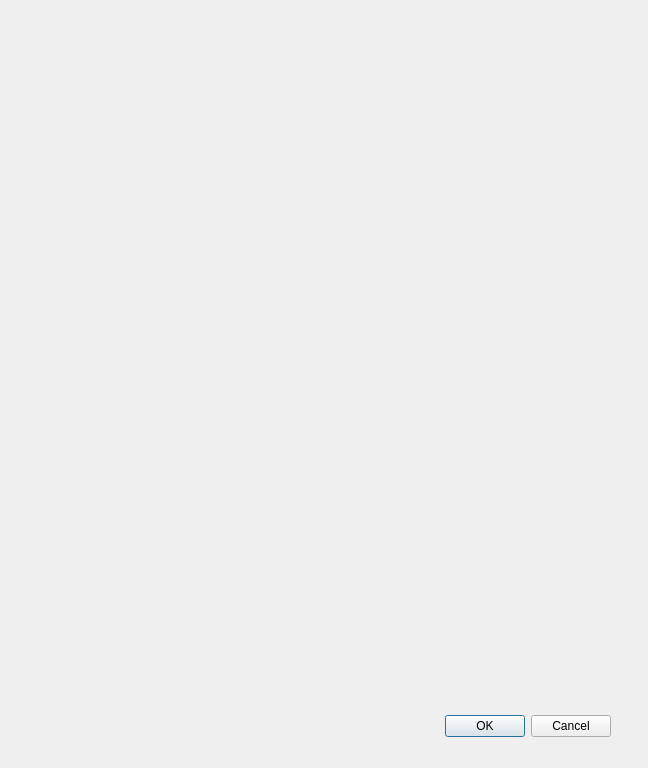
Above: settingdialog.ui from cyk-git/pomodoro before the change. Below: the same form after it.
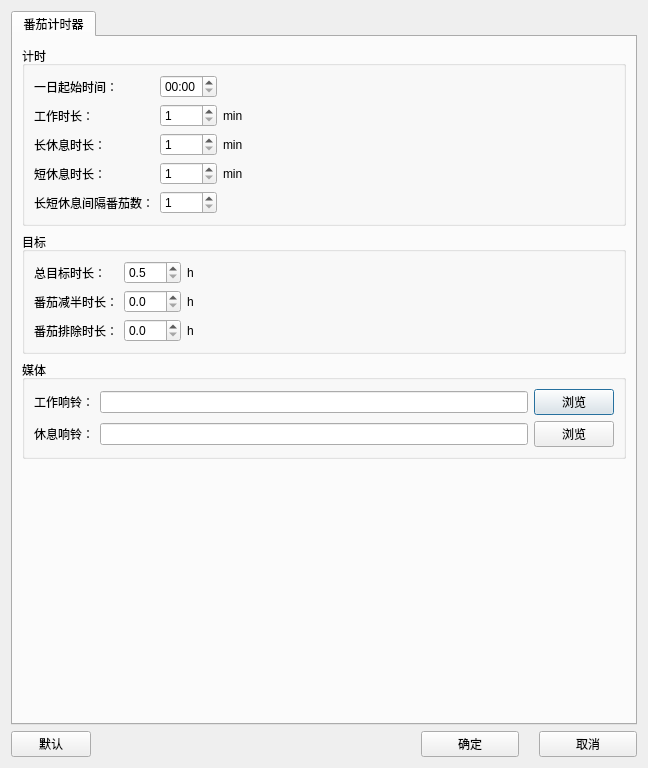
That is the form after the change.

Commit message: 2020.8.21 番茄设置窗口构建完成

```diff
--- a/settingdialog.ui
+++ b/settingdialog.ui
@@ -13,22 +13,491 @@
   <property name="windowTitle">
    <string>Dialog</string>
   </property>
-  <widget class="QDialogButtonBox" name="buttonBox">
-   <property name="geometry">
-    <rect>
-     <x>270</x>
-     <y>710</y>
-     <width>341</width>
-     <height>32</height>
-    </rect>
-   </property>
-   <property name="orientation">
-    <enum>Qt::Horizontal</enum>
-   </property>
-   <property name="standardButtons">
-    <set>QDialogButtonBox::Cancel|QDialogButtonBox::Ok</set>
-   </property>
-  </widget>
+  <property name="styleSheet">
+   <string notr="true"/>
+  </property>
+  <layout class="QVBoxLayout" name="verticalLayout">
+   <item>
+    <widget class="QTabWidget" name="tabWidget">
+     <property name="styleSheet">
+      <string notr="true"/>
+     </property>
+     <property name="currentIndex">
+      <number>0</number>
+     </property>
+     <widget class="QWidget" name="tab">
+      <attribute name="title">
+       <string>番茄计时器</string>
+      </attribute>
+      <layout class="QVBoxLayout" name="verticalLayout_2">
+       <item>
+        <widget class="QGroupBox" name="groupBox">
+         <property name="title">
+          <string>计时</string>
+         </property>
+         <layout class="QHBoxLayout" name="horizontalLayout_3">
+          <item>
+           <layout class="QGridLayout" name="gridLayout">
+            <item row="0" column="0">
+             <widget class="QLabel" name="label_start_time">
+              <property name="text">
+               <string>一日起始时间：</string>
+              </property>
+             </widget>
+            </item>
+            <item row="0" column="1">
+             <widget class="QTimeEdit" name="timeEdit_start_time">
+              <property name="focusPolicy">
+               <enum>Qt::TabFocus</enum>
+              </property>
+              <property name="displayFormat">
+               <string>HH:mm</string>
+              </property>
+             </widget>
+            </item>
+            <item row="1" column="0">
+             <widget class="QLabel" name="label_work_time">
+              <property name="text">
+               <string>工作时长：</string>
+              </property>
+             </widget>
+            </item>
+            <item row="1" column="1">
+             <widget class="QSpinBox" name="spinBox_work_time">
+              <property name="focusPolicy">
+               <enum>Qt::TabFocus</enum>
+              </property>
+              <property name="buttonSymbols">
+               <enum>QAbstractSpinBox::UpDownArrows</enum>
+              </property>
+              <property name="accelerated">
+               <bool>false</bool>
+              </property>
+              <property name="minimum">
+               <number>1</number>
+              </property>
+              <property name="maximum">
+               <number>300</number>
+              </property>
+              <property name="singleStep">
+               <number>1</number>
+              </property>
+             </widget>
+            </item>
+            <item row="1" column="2">
+             <widget class="QLabel" name="label_min1">
+              <property name="text">
+               <string>min</string>
+              </property>
+             </widget>
+            </item>
+            <item row="2" column="0">
+             <widget class="QLabel" name="label_long_rest_time">
+              <property name="text">
+               <string>长休息时长：</string>
+              </property>
+             </widget>
+            </item>
+            <item row="2" column="1">
+             <widget class="QSpinBox" name="spinBox_long_rest_time">
+              <property name="focusPolicy">
+               <enum>Qt::TabFocus</enum>
+              </property>
+              <property name="minimum">
+               <number>1</number>
+              </property>
+              <property name="maximum">
+               <number>180</number>
+              </property>
+             </widget>
+            </item>
+            <item row="2" column="2">
+             <widget class="QLabel" name="label_min2">
+              <property name="text">
+               <string>min</string>
+              </property>
+             </widget>
+            </item>
+            <item row="3" column="0">
+             <widget class="QLabel" name="label_short_rest_time">
+              <property name="text">
+               <string>短休息时长：</string>
+              </property>
+             </widget>
+            </item>
+            <item row="3" column="1">
+             <widget class="QSpinBox" name="spinBox_short_rest_time">
+              <property name="focusPolicy">
+               <enum>Qt::TabFocus</enum>
+              </property>
+              <property name="minimum">
+               <number>1</number>
+              </property>
+              <property name="maximum">
+               <number>60</number>
+              </property>
+             </widget>
+            </item>
+            <item row="3" column="2">
+             <widget class="QLabel" name="label_min3">
+              <property name="text">
+               <string>min</string>
+              </property>
+             </widget>
+            </item>
+            <item row="4" column="0">
+             <widget class="QLabel" name="label_long_rest_trigger">
+              <property name="text">
+               <string>长短休息间隔番茄数：</string>
+              </property>
+             </widget>
+            </item>
+            <item row="4" column="1">
+             <widget class="QSpinBox" name="spinBox_long_rest_trigger">
+              <property name="focusPolicy">
+               <enum>Qt::TabFocus</enum>
+              </property>
+              <property name="minimum">
+               <number>1</number>
+              </property>
+              <property name="maximum">
+               <number>60</number>
+              </property>
+             </widget>
+            </item>
+           </layout>
+          </item>
+          <item>
+           <spacer name="horizontalSpacer_2">
+            <property name="orientation">
+             <enum>Qt::Horizontal</enum>
+            </property>
+            <property name="sizeHint" stdset="0">
+             <size>
+              <width>40</width>
+              <height>20</height>
+             </size>
+            </property>
+           </spacer>
+          </item>
+         </layout>
+        </widget>
+       </item>
+       <item>
+        <widget class="QGroupBox" name="groupBox_2">
+         <property name="title">
+          <string>目标</string>
+         </property>
+         <layout class="QHBoxLayout" name="horizontalLayout_4">
+          <item>
+           <layout class="QGridLayout" name="gridLayout_2">
+            <item row="0" column="0">
+             <widget class="QLabel" name="label_g_total">
+              <property name="text">
+               <string>总目标时长：</string>
+              </property>
+             </widget>
+            </item>
+            <item row="0" column="1">
+             <widget class="QDoubleSpinBox" name="spinBox_g_total">
+              <property name="focusPolicy">
+               <enum>Qt::TabFocus</enum>
+              </property>
+              <property name="decimals">
+               <number>1</number>
+              </property>
+              <property name="minimum">
+               <double>0.500000000000000</double>
+              </property>
+              <property name="singleStep">
+               <double>0.500000000000000</double>
+              </property>
+             </widget>
+            </item>
+            <item row="0" column="2">
+             <widget class="QLabel" name="label_h1">
+              <property name="text">
+               <string>h</string>
+              </property>
+             </widget>
+            </item>
+            <item row="1" column="0">
+             <widget class="QLabel" name="label_g_half">
+              <property name="text">
+               <string>番茄减半时长：</string>
+              </property>
+             </widget>
+            </item>
+            <item row="1" column="1">
+             <widget class="QDoubleSpinBox" name="spinBox_g_half">
+              <property name="focusPolicy">
+               <enum>Qt::TabFocus</enum>
+              </property>
+              <property name="decimals">
+               <number>1</number>
+              </property>
+              <property name="minimum">
+               <double>0.000000000000000</double>
+              </property>
+              <property name="singleStep">
+               <double>0.500000000000000</double>
+              </property>
+              <property name="value">
+               <double>0.000000000000000</double>
+              </property>
+             </widget>
+            </item>
+            <item row="1" column="2">
+             <widget class="QLabel" name="label_h2">
+              <property name="text">
+               <string>h</string>
+              </property>
+             </widget>
+            </item>
+            <item row="2" column="0">
+             <widget class="QLabel" name="label_g_zero">
+              <property name="toolTip">
+               <string/>
+              </property>
+              <property name="whatsThis">
+               <string>消耗番茄获得当日工作时长目标减免</string>
+              </property>
+              <property name="text">
+               <string>番茄排除时长：</string>
+              </property>
+             </widget>
+            </item>
+            <item row="2" column="1">
+             <widget class="QDoubleSpinBox" name="spinBox_g_zero">
+              <property name="focusPolicy">
+               <enum>Qt::TabFocus</enum>
+              </property>
+              <property name="decimals">
+               <number>1</number>
+              </property>
+              <property name="minimum">
+               <double>0.000000000000000</double>
+              </property>
+              <property name="singleStep">
+               <double>0.500000000000000</double>
+              </property>
+              <property name="value">
+               <double>0.000000000000000</double>
+              </property>
+             </widget>
+            </item>
+            <item row="2" column="2">
+             <widget class="QLabel" name="label_h3">
+              <property name="text">
+               <string>h</string>
+              </property>
+             </widget>
+            </item>
+           </layout>
+          </item>
+          <item>
+           <spacer name="horizontalSpacer_3">
+            <property name="orientation">
+             <enum>Qt::Horizontal</enum>
+            </property>
+            <property name="sizeHint" stdset="0">
+             <size>
+              <width>40</width>
+              <height>20</height>
+             </size>
+            </property>
+           </spacer>
+          </item>
+         </layout>
+        </widget>
+       </item>
+       <item>
+        <widget class="QGroupBox" name="groupBox_3">
+         <property name="title">
+          <string>媒体</string>
+         </property>
+         <layout class="QHBoxLayout" name="horizontalLayout_5">
+          <item>
+           <layout class="QGridLayout" name="gridLayout_3">
+            <item row="0" column="0">
+             <widget class="QLabel" name="label_media_t">
+              <property name="text">
+               <string>工作响铃：</string>
+              </property>
+             </widget>
+            </item>
+            <item row="0" column="1">
+             <widget class="QLineEdit" name="lineEdit_media_t">
+              <property name="dragEnabled">
+               <bool>false</bool>
+              </property>
+              <property name="readOnly">
+               <bool>true</bool>
+              </property>
+              <property name="clearButtonEnabled">
+               <bool>false</bool>
+              </property>
+             </widget>
+            </item>
+            <item row="0" column="2">
+             <widget class="QPushButton" name="btn_media_t">
+              <property name="text">
+               <string>浏览</string>
+              </property>
+              <property name="checkable">
+               <bool>true</bool>
+              </property>
+             </widget>
+            </item>
+            <item row="1" column="0">
+             <widget class="QLabel" name="label_media_r">
+              <property name="text">
+               <string>休息响铃：</string>
+              </property>
+             </widget>
+            </item>
+            <item row="1" column="1">
+             <widget class="QLineEdit" name="lineEdit_media_r">
+              <property name="dragEnabled">
+               <bool>false</bool>
+              </property>
+              <property name="readOnly">
+               <bool>true</bool>
+              </property>
+              <property name="clearButtonEnabled">
+               <bool>false</bool>
+              </property>
+             </widget>
+            </item>
+            <item row="1" column="2">
+             <widget class="QPushButton" name="btn_media_r">
+              <property name="text">
+               <string>浏览</string>
+              </property>
+              <property name="checkable">
+               <bool>true</bool>
+              </property>
+             </widget>
+            </item>
+           </layout>
+          </item>
+         </layout>
+        </widget>
+       </item>
+       <item>
+        <spacer name="verticalSpacer_4">
+         <property name="orientation">
+          <enum>Qt::Vertical</enum>
+         </property>
+         <property name="sizeHint" stdset="0">
+          <size>
+           <width>20</width>
+           <height>40</height>
+          </size>
+         </property>
+        </spacer>
+       </item>
+      </layout>
+     </widget>
+    </widget>
+   </item>
+   <item>
+    <layout class="QHBoxLayout" name="horizontalLayout_2" stretch="0,6,4">
+     <property name="topMargin">
+      <number>0</number>
+     </property>
+     <property name="bottomMargin">
+      <number>0</number>
+     </property>
+     <item>
+      <widget class="QPushButton" name="btn_OK_2">
+       <property name="sizePolicy">
+        <sizepolicy hsizetype="Minimum" vsizetype="Minimum">
+         <horstretch>0</horstretch>
+         <verstretch>0</verstretch>
+        </sizepolicy>
+       </property>
+       <property name="focusPolicy">
+        <enum>Qt::StrongFocus</enum>
+       </property>
+       <property name="styleSheet">
+        <string notr="true"/>
+       </property>
+       <property name="text">
+        <string>默认</string>
+       </property>
+       <property name="checkable">
+        <bool>true</bool>
+       </property>
+      </widget>
+     </item>
+     <item>
+      <spacer name="horizontalSpacer">
+       <property name="orientation">
+        <enum>Qt::Horizontal</enum>
+       </property>
+       <property name="sizeHint" stdset="0">
+        <size>
+         <width>40</width>
+         <height>20</height>
+        </size>
+       </property>
+      </spacer>
+     </item>
+     <item>
+      <layout class="QHBoxLayout" name="horizontalLayout">
+       <property name="spacing">
+        <number>20</number>
+       </property>
+       <item>
+        <widget class="QPushButton" name="btn_OK">
+         <property name="sizePolicy">
+          <sizepolicy hsizetype="Minimum" vsizetype="Minimum">
+           <horstretch>0</horstretch>
+           <verstretch>0</verstretch>
+          </sizepolicy>
+         </property>
+         <property name="focusPolicy">
+          <enum>Qt::StrongFocus</enum>
+         </property>
+         <property name="styleSheet">
+          <string notr="true"/>
+         </property>
+         <property name="text">
+          <string>确定</string>
+         </property>
+         <property name="checkable">
+          <bool>true</bool>
+         </property>
+        </widget>
+       </item>
+       <item>
+        <widget class="QPushButton" name="btn_cancel">
+         <property name="sizePolicy">
+          <sizepolicy hsizetype="Minimum" vsizetype="Minimum">
+           <horstretch>0</horstretch>
+           <verstretch>0</verstretch>
+          </sizepolicy>
+         </property>
+         <property name="focusPolicy">
+          <enum>Qt::StrongFocus</enum>
+         </property>
+         <property name="styleSheet">
+          <string notr="true"/>
+         </property>
+         <property name="text">
+          <string>取消</string>
+         </property>
+         <property name="checkable">
+          <bool>true</bool>
+         </property>
+        </widget>
+       </item>
+      </layout>
+     </item>
+    </layout>
+   </item>
+  </layout>
  </widget>
  <resources/>
  <connections>
```
Left out of the diff: 35 changed lines with no effect on the pictures. The commit also changes 9 other files.
